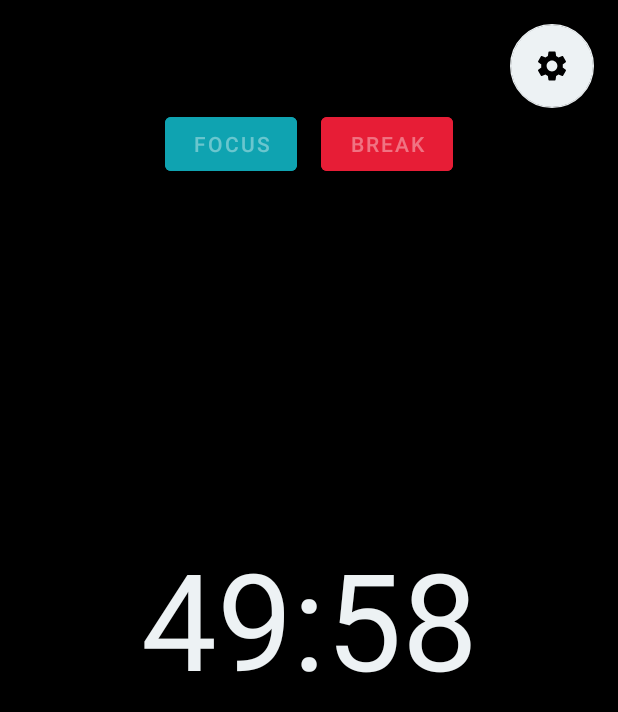
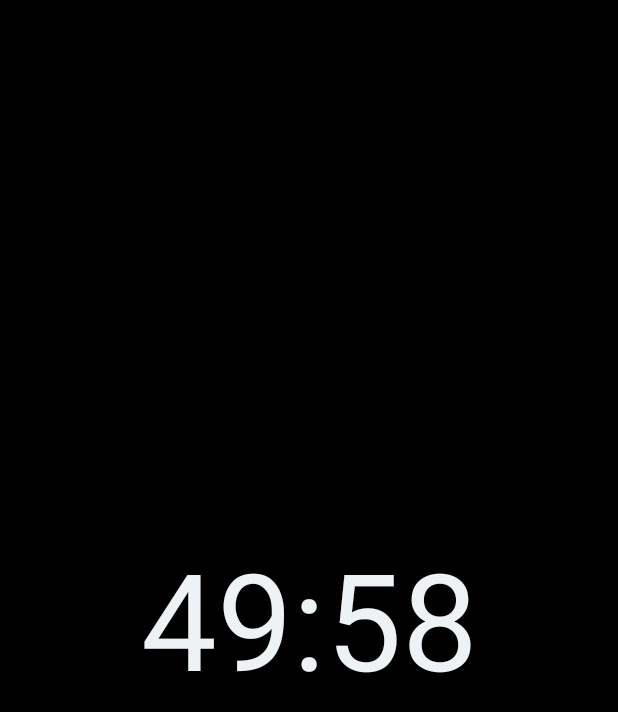
Before and after one commit to amataee/pomodoro, an Android app: the screen it shows after launch (MainActivity), after a tap on "00:00", on a phone screen of 412 x 824 dp. Shown: the top 712 px of the screen. Run offline under Robolectric (Android 15) with nearby library versions, the phone set to English and light mode, and no system bars.

Commit message:
added animations

```diff
--- a/app/src/main/java/com/amataee/pomodoro/MainActivity.kt
+++ b/app/src/main/java/com/amataee/pomodoro/MainActivity.kt
@@ -7,7 +7,12 @@ import android.os.Bundle
 import android.os.CountDownTimer
 import android.os.VibrationEffect
 import android.os.Vibrator
+import android.transition.Slide
+import android.transition.TransitionManager
 import android.util.Log
+import android.view.Gravity
+import android.view.View
+import android.view.ViewGroup
 import android.view.WindowManager
 import android.widget.Button
 import android.widget.EditText
@@ -15,6 +20,7 @@ import android.widget.TextView
 import androidx.appcompat.app.AppCompatActivity
 import com.google.android.material.floatingactionbutton.FloatingActionButton
 import androidx.annotation.RequiresApi
+import androidx.core.view.isVisible
 
 class MainActivity : AppCompatActivity() {
 
@@ -29,6 +35,8 @@ class MainActivity : AppCompatActivity() {
 
     private var focusTime = 50
     private var breakTime = 10
+
+    private val transition = Slide(Gravity.TOP)
 
     @RequiresApi(Build.VERSION_CODES.Q)
     override fun onCreate(savedInstanceState: Bundle?) {
@@ -66,14 +74,18 @@ class MainActivity : AppCompatActivity() {
 
     }
 
-    private fun setButton(button: Button, isEnabled: Boolean, isClickable: Boolean) {
-        button.isEnabled = isEnabled
-        button.isClickable = isClickable
+    private fun View.slideVisibility(visibility: Boolean, durationTime: Long = 400) {
+        transition.apply {
+            duration = durationTime
+            addTarget(this@slideVisibility)
+        }
+        TransitionManager.beginDelayedTransition(this.parent as ViewGroup, transition)
+        this.isVisible = visibility
     }
 
     private fun vibrate() {
         val v = (getSystemService(Context.VIBRATOR_SERVICE) as Vibrator)
-        if (Build.VERSION.SDK_INT >= Build.VERSION_CODES.O) {
+        if (Build.VERSION.SDK_INT >= Build.VERSION_CODES.Q) {
             v.vibrate(
                 VibrationEffect.createOneShot(
                     1200,
@@ -88,7 +100,7 @@ class MainActivity : AppCompatActivity() {
     private fun showEditTextDialog() {
         val builder = AlertDialog.Builder(this)
         val inflater = layoutInflater
-        val dialogLayout = inflater.inflate(R.layout.edit_text_layout, null)
+        val dialogLayout = inflater.inflate(R.layout.dialog_layout, null)
         val timeEditText = dialogLayout.findViewById<EditText>(R.id.timeEditText)
 
         with(builder) {
@@ -105,9 +117,9 @@ class MainActivity : AppCompatActivity() {
     }
 
     private fun startTimer() {
-        setButton(focusButton, isEnabled = false, isClickable = false)
-        setButton(breakButton, isEnabled = false, isClickable = false)
-        settingsFab.isClickable = false
+        settingsFab.slideVisibility(false)
+        breakButton.slideVisibility(false)
+        focusButton.slideVisibility(false)
 
         var time = 0L
         time = if (timeLeftInMillis == 0L) {
@@ -137,9 +149,10 @@ class MainActivity : AppCompatActivity() {
 
     private fun stopTimer() {
         if (isTimerRunning) {
-            setButton(focusButton, isEnabled = true, isClickable = true)
-            setButton(breakButton, isEnabled = true, isClickable = true)
-            settingsFab.isClickable = true
+            settingsFab.slideVisibility(true)
+            breakButton.slideVisibility(true)
+            focusButton.slideVisibility(true)
+
             countDownTimer.cancel()
             isTimerRunning = false
         }
--- a/app/src/main/res/layout/activity_main.xml
+++ b/app/src/main/res/layout/activity_main.xml
@@ -25,24 +25,15 @@
         android:layout_width="wrap_content"
         android:layout_height="wrap_content"
         android:layout_marginTop="16dp"
-        android:layout_marginEnd="16dp"
         android:clickable="true"
         android:focusable="true"
         app:backgroundTint="@color/white"
         app:elevation="0dp"
-        app:layout_constraintEnd_toEndOf="parent"
+        app:layout_constraintEnd_toStartOf="@+id/breakButton"
+        app:layout_constraintStart_toEndOf="@+id/focusButton"
         app:layout_constraintTop_toTopOf="parent"
         app:srcCompat="@drawable/settings" />
 
-
-
-    <LinearLayout
-        android:layout_width="wrap_content"
-        android:layout_height="wrap_content"
-        android:orientation="horizontal"
-        app:layout_constraintEnd_toEndOf="parent"
-        app:layout_constraintStart_toStartOf="parent"
-        app:layout_constraintTop_toBottomOf="@+id/settingsFab">
 
     <Button
         android:id="@+id/focusButton"
@@ -50,21 +41,21 @@
         android:layout_height="wrap_content"
         android:backgroundTint="@color/green_focus"
         android:text="@string/focus_time"
-            android:layout_marginEnd="8dp"
+        android:layout_marginStart="64dp"
+        app:layout_constraintBottom_toBottomOf="@+id/breakButton"
         app:layout_constraintStart_toStartOf="parent"
-            app:layout_constraintTop_toBottomOf="@+id/settingsFab" />
+        app:layout_constraintTop_toTopOf="@+id/breakButton" />
 
     <Button
         android:id="@+id/breakButton"
         android:layout_width="wrap_content"
         android:layout_height="wrap_content"
         android:backgroundTint="@color/red_break"
+        android:layout_marginEnd="64dp"
         android:text="@string/break_time"
-            android:layout_marginStart="8dp"
+        app:layout_constraintBottom_toBottomOf="@+id/settingsFab"
         app:layout_constraintEnd_toEndOf="parent"
-            app:layout_constraintTop_toBottomOf="@+id/settingsFab" />
-
-    </LinearLayout>
+        app:layout_constraintTop_toTopOf="@+id/settingsFab" />
 
 
 </androidx.constraintlayout.widget.ConstraintLayout>
--- a/app/src/main/res/layout/edit_text_layout.xml
+++ b/app/src/main/res/layout/dialog_layout.xml
@@ -6,7 +6,7 @@
 
     <EditText
         android:id="@+id/timeEditText"
-        android:layout_width="wrap_content"
+        android:layout_width="0dp"
         android:layout_height="wrap_content"
         android:layout_marginStart="16dp"
         android:layout_marginEnd="8dp"
--- a/app/src/main/res/values/themes.xml
+++ b/app/src/main/res/values/themes.xml
@@ -5,5 +5,6 @@
         <item name="colorOnPrimary">@color/white</item>
         <item name="colorOnSecondary">@color/black</item>
         <item name="android:statusBarColor">?attr/colorPrimaryVariant</item>
+        <item name="android:windowFullscreen">true</item>
     </style>
 </resources>
```
Lines whose indentation alone changed are shown as unchanged.
